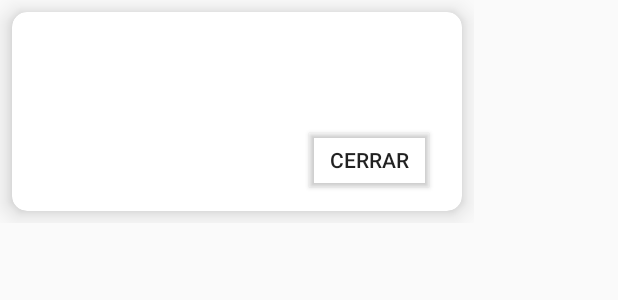
After one commit to DARWorldSkills/evs, an Android app: the layout item_resultados.xml on its own in the app's theme, with its tools: preview values and no code run, on a phone screen of 412 x 824 dp. The commit adds this screen. Shown: the top 300 px of the screen. Run offline under Robolectric (Android 15) with nearby library versions, the phone set to English and light mode, and no system bars; Roboto replaces fonts that are not available here.

Commit message:
arreglos terminados

```diff
--- a/firebas/app/src/main/res/layout/activity_crear_usuario.xml
+++ b/firebas/app/src/main/res/layout/activity_crear_usuario.xml
@@ -5,7 +5,7 @@
     xmlns:tools="http://schemas.android.com/tools"
     android:layout_width="match_parent"
     android:layout_height="match_parent"
-    android:background="@drawable/fondoevs"
+    android:background="@drawable/arbolfondo"
     tools:context=".controllers.CrearUsuario">
 
 
--- /dev/null
+++ b/firebas/app/src/main/res/layout/item_resultados.xml
@@ -0,0 +1,59 @@
+<?xml version="1.0" encoding="utf-8"?>
+<android.support.constraint.ConstraintLayout xmlns:android="http://schemas.android.com/apk/res/android"
+    xmlns:app="http://schemas.android.com/apk/res-auto"
+    xmlns:tools="http://schemas.android.com/tools"
+    android:layout_width="wrap_content"
+    android:layout_height="wrap_content">
+
+    <android.support.v7.widget.CardView
+        android:layout_width="300dp"
+        android:layout_height="wrap_content"
+        android:layout_marginBottom="8dp"
+        android:layout_marginEnd="8dp"
+        android:layout_marginStart="8dp"
+        android:layout_marginTop="8dp"
+        app:cardCornerRadius="10dp"
+        app:cardElevation="10dp"
+        app:contentPadding="10dp"
+        app:layout_constraintBottom_toBottomOf="parent"
+        app:layout_constraintEnd_toEndOf="parent"
+        app:layout_constraintStart_toStartOf="parent"
+        app:layout_constraintTop_toTopOf="parent">
+
+        <android.support.constraint.ConstraintLayout
+            android:layout_width="match_parent"
+            android:layout_height="match_parent">
+
+            <TextView
+                android:id="@+id/txtResultado"
+                android:layout_width="0dp"
+                android:layout_height="wrap_content"
+                android:layout_marginEnd="8dp"
+                android:layout_marginStart="8dp"
+                android:layout_marginTop="8dp"
+                android:textColor="@color/colorAccent"
+                android:textSize="18sp"
+                app:layout_constraintEnd_toEndOf="parent"
+                app:layout_constraintStart_toStartOf="parent"
+                app:layout_constraintTop_toTopOf="parent" />
+
+            <Button
+                android:id="@+id/btnCancelar"
+                android:layout_width="wrap_content"
+                android:layout_height="wrap_content"
+                android:layout_marginEnd="8dp"
+                android:layout_marginStart="8dp"
+                android:layout_marginTop="32dp"
+                android:backgroundTint="@color/traspa"
+                android:text="Cerrar"
+                app:layout_constraintEnd_toEndOf="parent"
+                app:layout_constraintHorizontal_bias="1.0"
+                app:layout_constraintStart_toStartOf="parent"
+                app:layout_constraintTop_toBottomOf="@+id/txtResultado" />
+
+
+        </android.support.constraint.ConstraintLayout>
+
+
+    </android.support.v7.widget.CardView>
+</android.support.constraint.ConstraintLayout>
```
Also changed, not shown: firebas/app/src/main/java/com/davidpopayan/sena/evs/controllers/IniciarSesion.java (+12 -13 lines), firebas/app/src/main/java/com/davidpopayan/sena/evs/controllers/MenuP.java (+29 -2 lines), firebas/app/src/main/java/com/davidpopayan/sena/evs/controllers/PrimerForm.java (+15 -5 lines), firebas/app/src/main/java/com/davidpopayan/sena/evs/controllers/Splash.java (+8 -2 lines), firebas/app/src/main/res/layout/activity_iniciar_sesion.xml (+6 -22 lines), firebas/app/src/main/res/menu/exportar.xml (+7 -0 lines).
